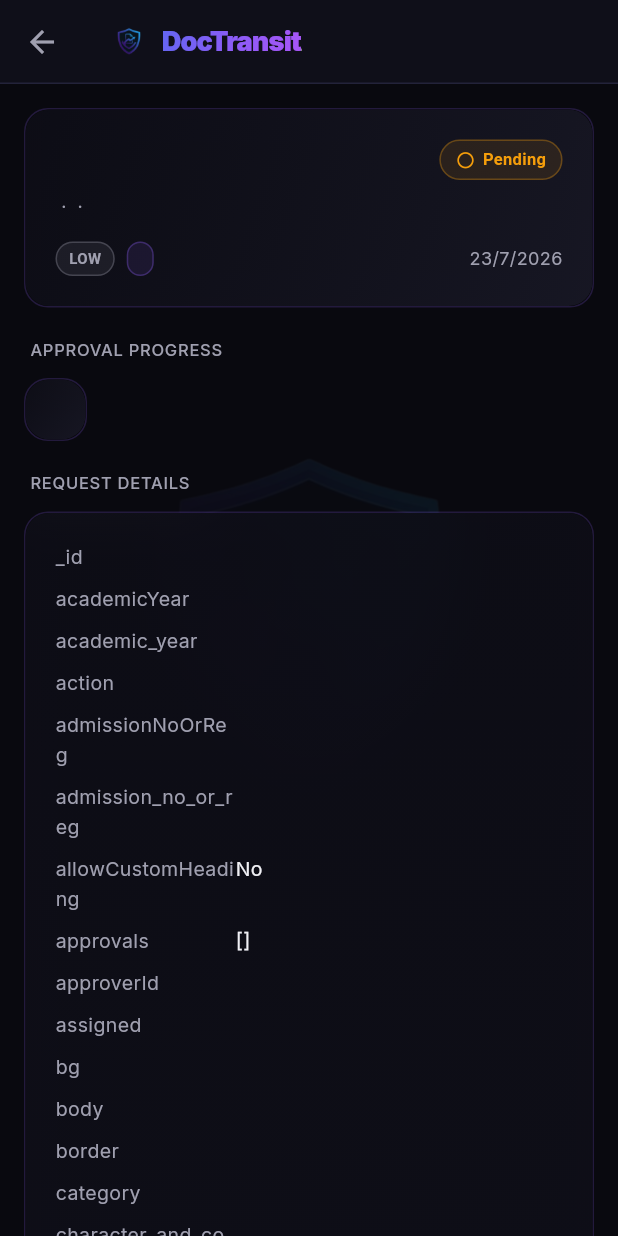
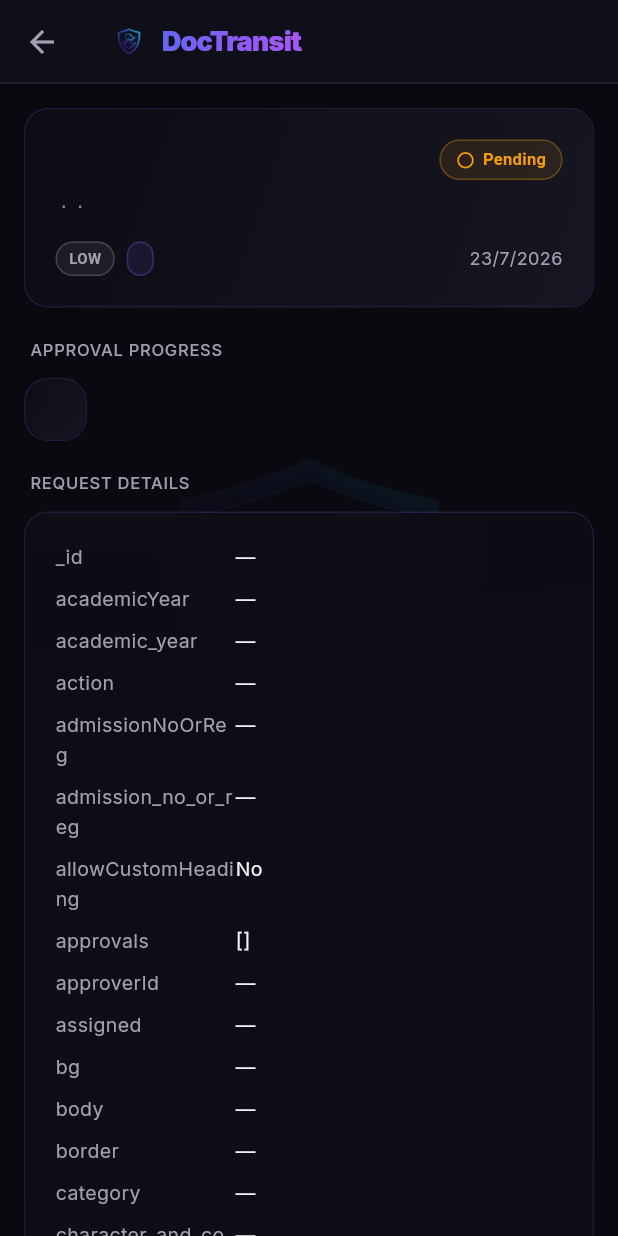
Before and after one commit to FM9447/simat-doc-handler, a Flutter app: the DocumentDetailScreen screen opened directly with empty values, on a phone screen of 412 x 824 dp. Run offline on Flutter 3.47's test engine with Material 3 defaults, Android fonts, the phone set to English and light mode, and no system bars; our stand-ins replace confetti, file_picker, firebase_core, firebase_messaging, flutter_local_notifications, flutter_riverpod and 9 more; missing offline and left inert: syncfusion_flutter_pdfviewer; accounts and stored records are empty; generated files the repository leaves out were written again.

Commit message:
fix(duty-leave): remove extra tutor sig from PDF; render date/hour/reason as bordered table in detail view

```diff
--- a/flutter_app/lib/features/documents/presentation/screens/document_detail_screen.dart
+++ b/flutter_app/lib/features/documents/presentation/screens/document_detail_screen.dart
@@ -267,7 +267,83 @@ class _DocumentDetailScreenState extends ConsumerState<DocumentDetailScreen> {
               _sectionHeader('REQUEST DETAILS'),
               GlassCard(
                 child: Column(
-                  children: widget.document.formData!.entries.map((e) => Padding(
+                  crossAxisAlignment: CrossAxisAlignment.start,
+                  children: widget.document.formData!.entries.map((e) {
+                    final rawVal = e.value?.toString() ?? '';
+
+                    // Detect pipe-delimited schedule rows (duty leave table)
+                    final isScheduleTable = rawVal.contains('|') && rawVal.contains('\n');
+                    if (isScheduleTable) {
+                      final rows = rawVal.split('\n').where((r) => r.trim().isNotEmpty).toList();
+                      return Padding(
+                        padding: const EdgeInsets.only(bottom: 12),
+                        child: Column(
+                          crossAxisAlignment: CrossAxisAlignment.start,
+                          children: [
+                            Text(e.key, style: AppTypography.bodyMuted.copyWith(fontSize: 13)),
+                            const SizedBox(height: 8),
+                            Table(
+                              border: TableBorder.all(
+                                color: AppColors.border,
+                                width: 1,
+                                borderRadius: BorderRadius.circular(6),
+                              ),
+                              columnWidths: const {
+                                0: FlexColumnWidth(2),
+                                1: FlexColumnWidth(2),
+                                2: FlexColumnWidth(3),
+                              },
+                              children: [
+                                // Header row
+                                TableRow(
+                                  decoration: const BoxDecoration(
+                                    color: Color(0xFF1E1E2E),
+                                  ),
+                                  children: [
+                                    Padding(
+                                      padding: const EdgeInsets.symmetric(horizontal: 8, vertical: 6),
+                                      child: Text('Date', style: AppTypography.labelSmall.copyWith(fontSize: 11)),
+                                    ),
+                                    Padding(
+                                      padding: const EdgeInsets.symmetric(horizontal: 8, vertical: 6),
+                                      child: Text('Hours / Periods', style: AppTypography.labelSmall.copyWith(fontSize: 11)),
+                                    ),
+                                    Padding(
+                                      padding: const EdgeInsets.symmetric(horizontal: 8, vertical: 6),
+                                      child: Text('Reason', style: AppTypography.labelSmall.copyWith(fontSize: 11)),
+                                    ),
+                                  ],
+                                ),
+                                // Data rows
+                                ...rows.map((row) {
+                                  final parts = row.split('|').map((s) => s.trim()).toList();
+                                  while (parts.length < 3) { parts.add('—'); }
+                                  return TableRow(
+                                    children: [
+                                      Padding(
+                                        padding: const EdgeInsets.symmetric(horizontal: 8, vertical: 6),
+                                        child: Text(parts[0], style: AppTypography.bodyMedium.copyWith(fontSize: 12)),
+                                      ),
+                                      Padding(
+                                        padding: const EdgeInsets.symmetric(horizontal: 8, vertical: 6),
+                                        child: Text(parts[1], style: AppTypography.bodyMedium.copyWith(fontSize: 12)),
+                                      ),
+                                      Padding(
+                                        padding: const EdgeInsets.symmetric(horizontal: 8, vertical: 6),
+                                        child: Text(parts[2], style: AppTypography.bodyMedium.copyWith(fontSize: 12)),
+                                      ),
+                                    ],
+                                  );
+                                }),
+                              ],
+                            ),
+                          ],
+                        ),
+                      );
+                    }
+
+                    // Regular key-value row
+                    return Padding(
                       padding: const EdgeInsets.only(bottom: 8),
                       child: Row(
                         crossAxisAlignment: CrossAxisAlignment.start,
@@ -277,15 +353,17 @@ class _DocumentDetailScreenState extends ConsumerState<DocumentDetailScreen> {
                             child: Text(e.key, style: AppTypography.bodyMuted.copyWith(fontSize: 13)),
                           ),
                           Expanded(child: Text(
-                          e.value == true ? 'Yes' : e.value == false ? 'No' : (e.value?.toString() ?? '—'),
+                            rawVal == 'true' ? 'Yes' : rawVal == 'false' ? 'No' : (rawVal.isEmpty ? '—' : rawVal),
                             style: AppTypography.bodyMedium.copyWith(fontSize: 13),
                           )),
                         ],
                       ),
-                  )).toList(),
+                    );
+                  }).toList(),
                 ),
               ),
             ],
+
 
             if (widget.document.approvals.isNotEmpty) ...[
               const SizedBox(height: 20),
```
Also changed, not shown: flutter_app/lib/features/documents/pdf_export.dart (+11 -1 lines). Lines whose indentation alone changed are shown as unchanged.
